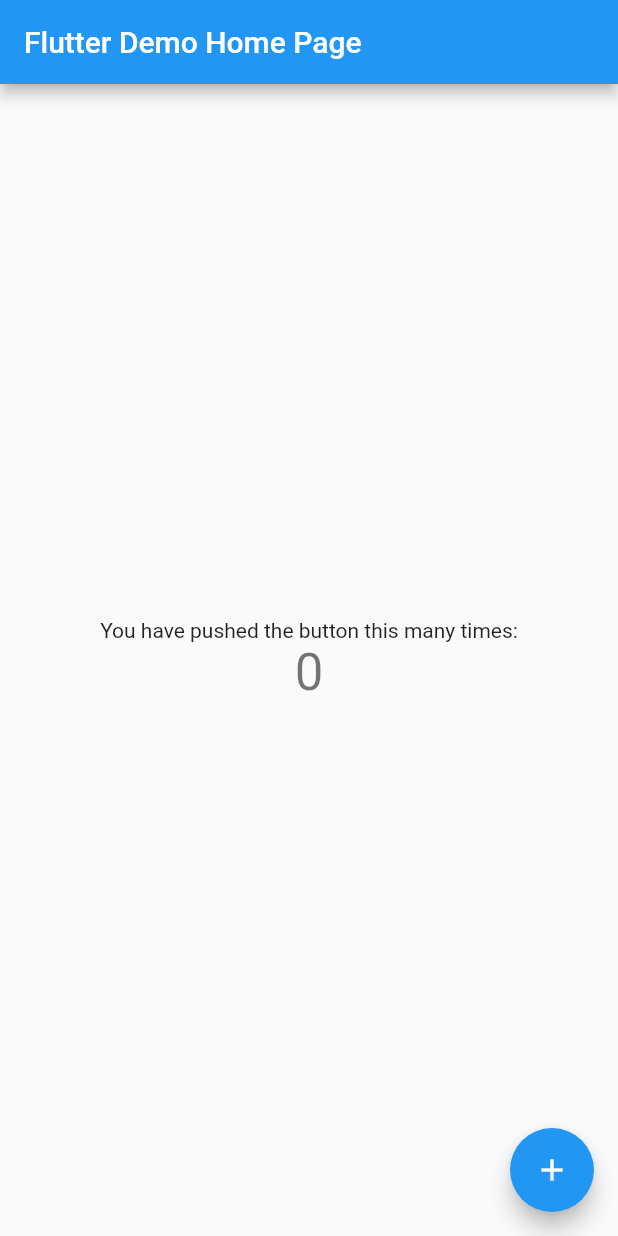
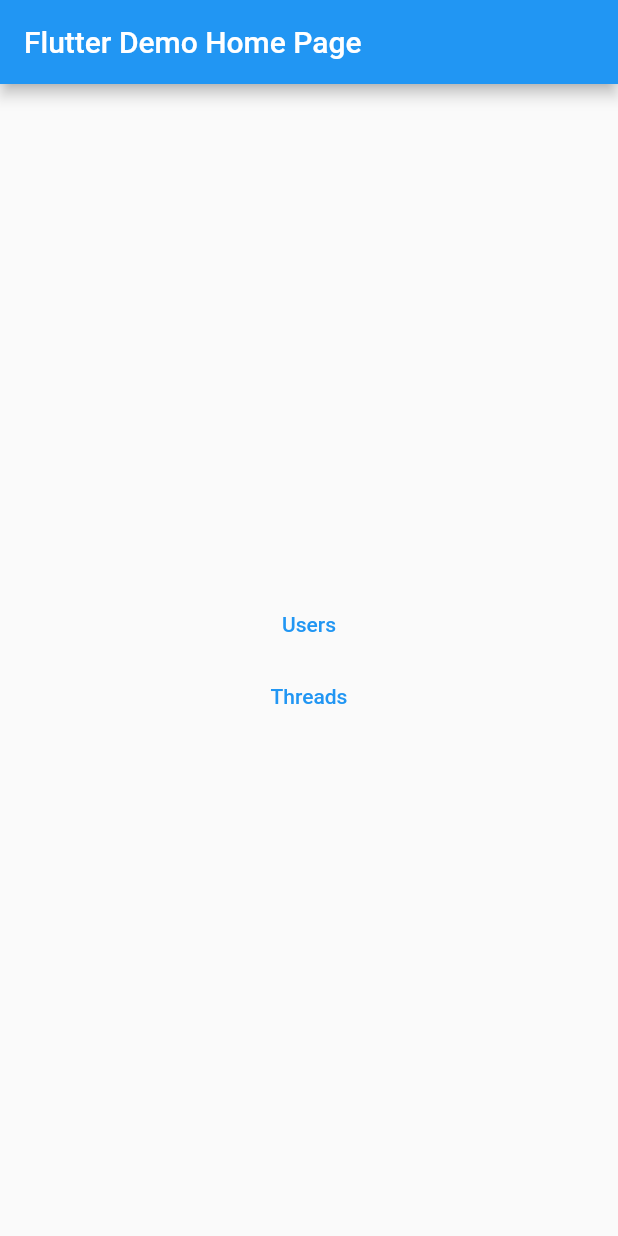
Before and after one commit to shravaninw/Many-to-many-, a Flutter app: the screen it shows after launch, on a phone screen of 412 x 824 dp. Run offline on Flutter 3.47's test engine with Material 2 defaults, Android fonts, the phone set to English and light mode, and no system bars.

```diff
--- a/lib/main.dart
+++ b/lib/main.dart
@@ -1,4 +1,5 @@
 import 'package:flutter/material.dart';
+import 'package:manytomany/data/data_table.dart';
 
 void main() {
   runApp(const MyApp());
@@ -13,15 +14,6 @@ class MyApp extends StatelessWidget {
     return MaterialApp(
       title: 'Flutter Demo',
       theme: ThemeData(
-        // This is the theme of your application.
-        //
-        // Try running your application with "flutter run". You'll see the
-        // application has a blue toolbar. Then, without quitting the app, try
-        // changing the primarySwatch below to Colors.green and then invoke
-        // "hot reload" (press "r" in the console where you ran "flutter run",
-        // or simply save your changes to "hot reload" in a Flutter IDE).
-        // Notice that the counter didn't reset back to zero; the application
-        // is not restarted.
         primarySwatch: Colors.blue,
       ),
       home: const MyHomePage(title: 'Flutter Demo Home Page'),
@@ -32,15 +24,6 @@ class MyApp extends StatelessWidget {
 class MyHomePage extends StatefulWidget {
   const MyHomePage({Key? key, required this.title}) : super(key: key);
 
-  // This widget is the home page of your application. It is stateful, meaning
-  // that it has a State object (defined below) that contains fields that affect
-  // how it looks.
-
-  // This class is the configuration for the state. It holds the values (in this
-  // case the title) provided by the parent (in this case the App widget) and
-  // used by the build method of the State. Fields in a Widget subclass are
-  // always marked "final".
-
   final String title;
 
   @override
@@ -48,68 +31,26 @@ class MyHomePage extends StatefulWidget {
 }
 
 class _MyHomePageState extends State<MyHomePage> {
-  int _counter = 0;
-
-  void _incrementCounter() {
-    setState(() {
-      // This call to setState tells the Flutter framework that something has
-      // changed in this State, which causes it to rerun the build method below
-      // so that the display can reflect the updated values. If we changed
-      // _counter without calling setState(), then the build method would not be
-      // called again, and so nothing would appear to happen.
-      _counter++;
-    });
-  }
-
   @override
   Widget build(BuildContext context) {
-    // This method is rerun every time setState is called, for instance as done
-    // by the _incrementCounter method above.
-    //
-    // The Flutter framework has been optimized to make rerunning build methods
-    // fast, so that you can just rebuild anything that needs updating rather
-    // than having to individually change instances of widgets.
     return Scaffold(
       appBar: AppBar(
-        // Here we take the value from the MyHomePage object that was created by
-        // the App.build method, and use it to set our appbar title.
         title: Text(widget.title),
       ),
       body: Center(
-        // Center is a layout widget. It takes a single child and positions it
-        // in the middle of the parent.
         child: Column(
-          // Column is also a layout widget. It takes a list of children and
-          // arranges them vertically. By default, it sizes itself to fit its
-          // children horizontally, and tries to be as tall as its parent.
-          //
-          // Invoke "debug painting" (press "p" in the console, choose the
-          // "Toggle Debug Paint" action from the Flutter Inspector in Android
-          // Studio, or the "Toggle Debug Paint" command in Visual Studio Code)
-          // to see the wireframe for each widget.
-          //
-          // Column has various properties to control how it sizes itself and
-          // how it positions its children. Here we use mainAxisAlignment to
-          // center the children vertically; the main axis here is the vertical
-          // axis because Columns are vertical (the cross axis would be
-          // horizontal).
           mainAxisAlignment: MainAxisAlignment.center,
           children: <Widget>[
-            const Text(
-              'You have pushed the button this many times:',
-            ),
-            Text(
-              '$_counter',
-              style: Theme.of(context).textTheme.headline4,
-            ),
+            TextButton(
+                onPressed: () {
+                  Navigator.push(context,
+                      MaterialPageRoute(builder: (context) => Users()));
+                },
+                child: Text('Users')),
+            TextButton(onPressed: () {}, child: Text('Threads'))
           ],
         ),
       ),
-      floatingActionButton: FloatingActionButton(
-        onPressed: _incrementCounter,
-        tooltip: 'Increment',
-        child: const Icon(Icons.add),
-      ), // This trailing comma makes auto-formatting nicer for build methods.
     );
   }
 }
--- /dev/null
+++ b/lib/threads.dart
@@ -0,0 +1,18 @@
+import 'package:flutter/material.dart';
+
+class Threads extends StatelessWidget {
+  const Threads({Key? key}) : super(key: key);
+
+  @override
+  Widget build(BuildContext context) {
+    return Scaffold(
+      appBar: AppBar(
+        title: Text('Threads'),
+      ),
+      floatingActionButton: FloatingActionButton(
+        onPressed: () {},
+        child: Icon(Icons.add),
+      ),
+    );
+  }
+}
--- /dev/null
+++ b/lib/users.dart
@@ -0,0 +1,10 @@
+import 'package:flutter/material.dart';
+
+class Users extends StatelessWidget {
+  const Users({Key? key}) : super(key: key);
+
+  @override
+  Widget build(BuildContext context) {
+    return Container();
+  }
+}
```
